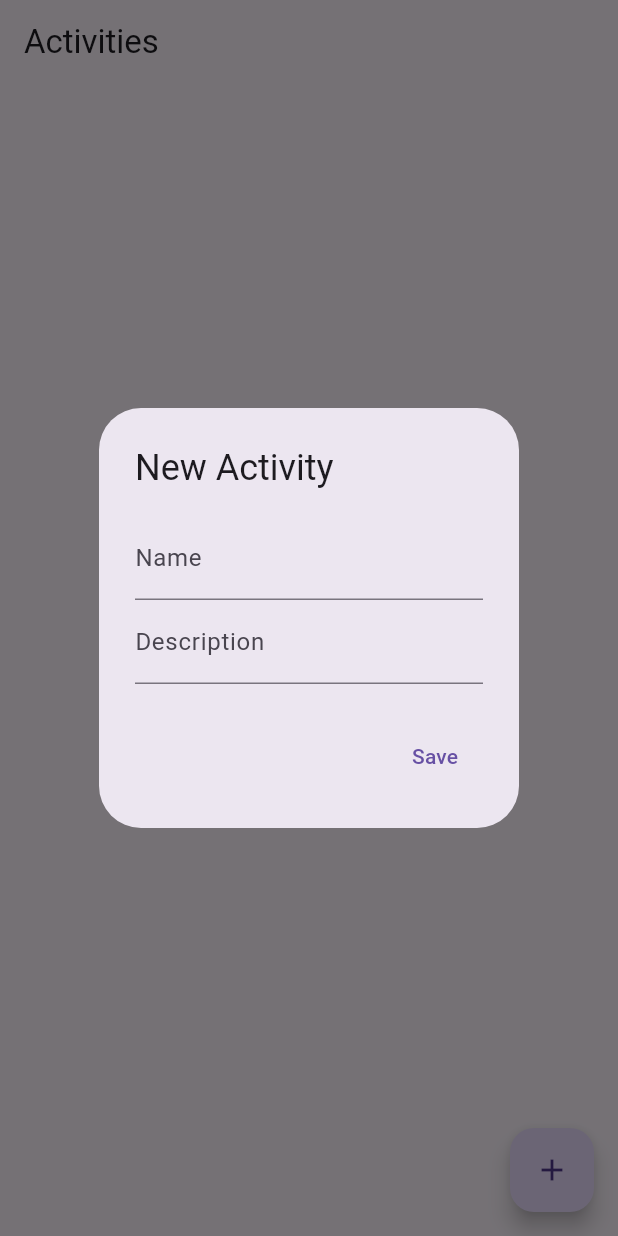
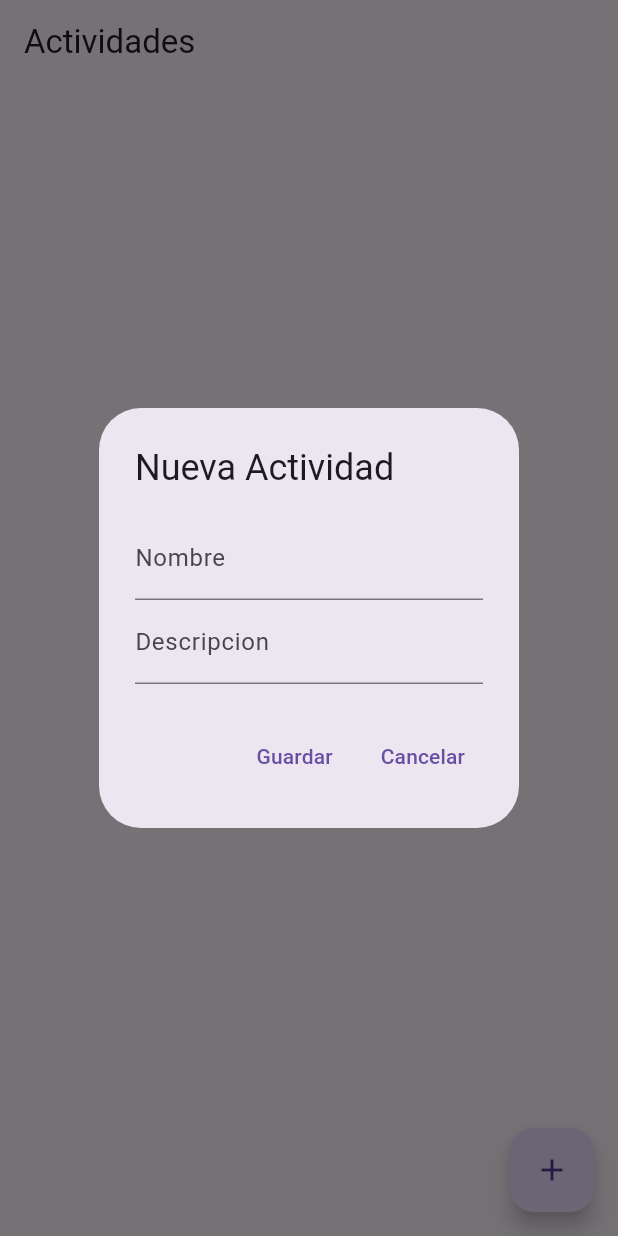
Before and after one commit to Ranafonica/3479A321_2022479036, a Flutter app: the ActivityScreen screen opened directly, after a tap on the "add" icon, on a phone screen of 412 x 824 dp. Run offline on Flutter 3.47's test engine with Material 3 defaults, Android fonts, the phone set to English and light mode, and no system bars; our stand-ins replace logger, shared_preferences, sqflite, sqflite_common_ffi; accounts and stored records are empty.

```diff
--- a/lib/screens/activity_screen.dart
+++ b/lib/screens/activity_screen.dart
@@ -8,9 +8,7 @@ class ActivityScreen extends StatefulWidget {
 }
 
 class _ActivityScreenState extends State<ActivityScreen> {
-  List <Activity> _activities = [];
-  final TextEditingController _nameController = TextEditingController();
-  final TextEditingController _descriptionController = TextEditingController();
+  List<Actividad> _activities = [];
 
   @override
   void initState() {
@@ -18,57 +16,60 @@ class _ActivityScreenState extends State<ActivityScreen> {
     _loadActivities();
   }
 
-    void _loadActivities() async {
-    List<Activity> activities = await DatabaseHelper().getActivities();
+  void _loadActivities() async {
+    List<Actividad> activities = await DatabaseHelper().getActivities();
     setState(() {
       _activities = activities;
     });
   }
 
-  void _saveActivity() async {
-    String name = _nameController.text;
-    String description = _descriptionController.text;
+  void _showActivityDialog({Actividad? existingActivity}) {
+    final TextEditingController nameCtrl = TextEditingController(text: existingActivity?.nombre ?? '');
+    final TextEditingController descCtrl = TextEditingController(text: existingActivity?.descripcion ?? '');
 
-    if (name.isNotEmpty && description.isNotEmpty) {
-      Activity newActivity = Activity(
-        name: name,
-        description: description,
-        date: DateTime.now().toString(),
-      );
-
-      await DatabaseHelper().insertActivity(newActivity);
-      _nameController.clear();
-      _descriptionController.clear();
-      Navigator.of(context).pop();
-      _loadActivities();
-    }
-  }
-
-  void _showAddActivityDialog() {
     showDialog(
       context: context,
       builder: (context) {
         return AlertDialog(
-          title: Text("New Activity"),
+          title: Text(existingActivity == null ? 'Nueva Actividad' : 'Editar Actividad'),
           content: Column(
             mainAxisSize: MainAxisSize.min,
             children: [
               TextField(
-                controller: _nameController,
-                decoration: InputDecoration(labelText: 'Name'),
+                controller: nameCtrl,
+                decoration: InputDecoration(labelText: 'Nombre'),
               ),
               TextField(
-                controller: _descriptionController,
-                decoration: InputDecoration(labelText: 'Description'),
+                controller: descCtrl,
+                decoration: InputDecoration(labelText: 'Descripcion'),
               ),
             ],
           ),
           actions: [
             TextButton(
-              onPressed: () {
-                _saveActivity();
+              onPressed: () async {
+                final name = nameCtrl.text;
+                final desc = descCtrl.text;
+                if (name.isNotEmpty && desc.isNotEmpty) {
+                  final newActivity = Actividad(
+                    id: existingActivity?.id,
+                    nombre: name,
+                    descripcion: desc,
+                  );
+                  if (existingActivity == null) {
+                    await DatabaseHelper().insertActivity(newActivity);
+                  } else {
+                    await DatabaseHelper().updateActivity(newActivity);
+                  }
+                  Navigator.of(context).pop();
+                  _loadActivities();
+                }
               },
-              child: Text('Save'),
+              child: Text('Guardar'),
+            ),
+            TextButton(
+              onPressed: () => Navigator.of(context).pop(),
+              child: Text('Cancelar'),
             ),
           ],
         );
@@ -76,26 +77,50 @@ class _ActivityScreenState extends State<ActivityScreen> {
     );
   }
 
+  void _deleteActivity(int id) async {
+    await DatabaseHelper().deleteActivity(id);
+    _loadActivities();
+  }
+
   @override
   Widget build(BuildContext context) {
     return Scaffold(
       appBar: AppBar(
-        title: Text('Activities'),
+        title: Text('Actividades'),
       ),
       body: _activities.isEmpty
-          ? Center(child: Text('No activities found.'))
+          ? Center(child: Text('No actividades encontradas.'))
           : ListView.builder(
               itemCount: _activities.length,
               itemBuilder: (context, index) {
                 final activity = _activities[index];
                 return ListTile(
-                  title: Text(activity.name),
-                  subtitle: Text(activity.description),
+                  title: Text(activity.nombre),
+                  subtitle: Text(activity.descripcion),
+                  trailing: PopupMenuButton<String>(
+                    onSelected: (String choice) {
+                      if (choice == 'Editar') {
+                        _showActivityDialog(existingActivity: activity);
+                      } else if (choice == 'Eliminar') {
+                        _deleteActivity(activity.id!);
+                      }
+                    },
+                    itemBuilder: (BuildContext context) => <PopupMenuEntry<String>>[
+                      const PopupMenuItem<String>(
+                        value: 'Editar',
+                        child: Text('Edtar'),
+                      ),
+                      const PopupMenuItem<String>(
+                        value: 'Eliminar',
+                        child: Text('Eliminar'),
+                      ),
+                    ],
+                  ),
                 );
               },
             ),
       floatingActionButton: FloatingActionButton(
-        onPressed: _showAddActivityDialog,
+        onPressed: () => _showActivityDialog(),
         child: Icon(Icons.add),
       ),
     );
```
